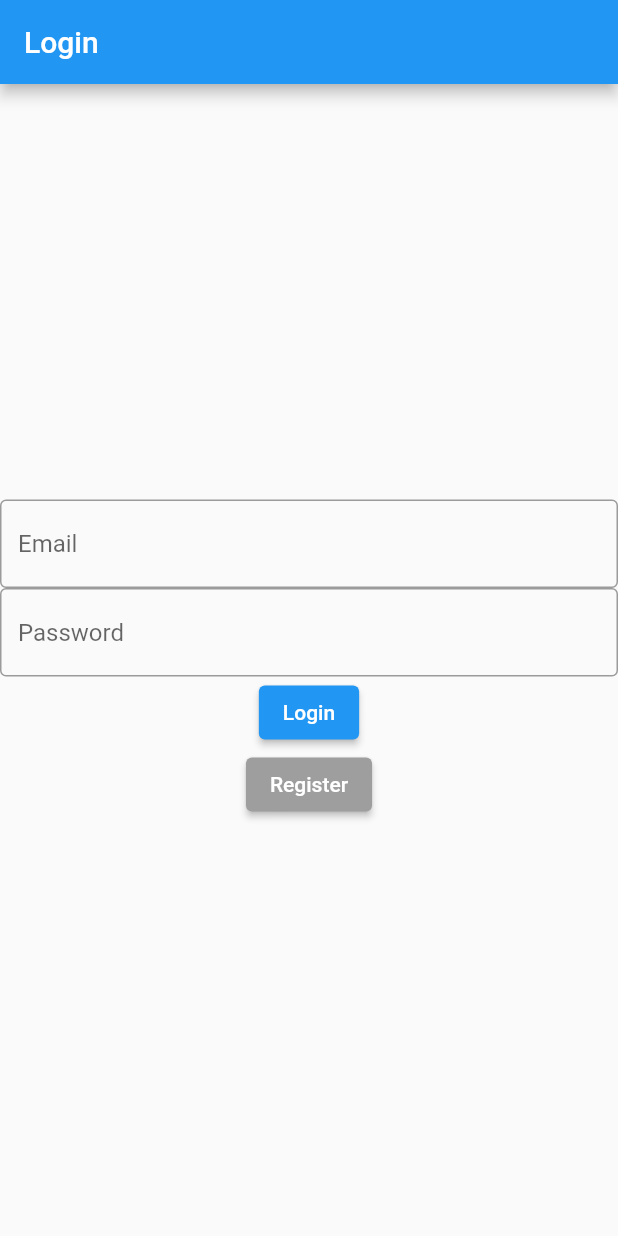
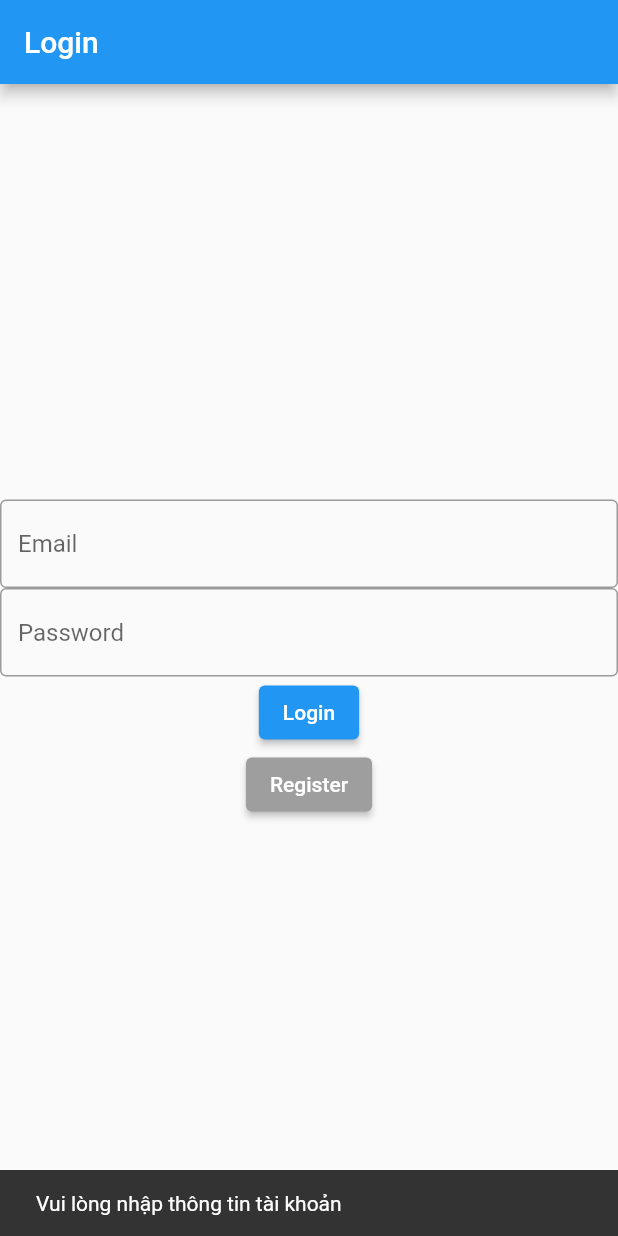
Before and after one commit to vongocanhthi/firebase_tutorial, a Flutter app: the screen it shows after launch, after a tap on "Login", on a phone screen of 412 x 824 dp. Run offline on Flutter 3.47's test engine with Material 2 defaults, Android fonts, the phone set to English and light mode, and no system bars; our stand-ins replace firebase_auth, firebase_core; accounts and stored records are empty.

Commit message:
check login

```diff
--- a/lib/login_page.dart
+++ b/lib/login_page.dart
@@ -1,8 +1,11 @@
 import 'package:firebase_auth/firebase_auth.dart';
 import 'package:firebase_tutorial/home_page.dart';
 import 'package:firebase_tutorial/register_page.dart';
+import 'package:firebase_tutorial/util.dart';
 import 'package:flutter/cupertino.dart';
 import 'package:flutter/material.dart';
+
+import 'firebase_service.dart';
 
 class LoginPage extends StatefulWidget {
   @override
@@ -11,7 +14,10 @@ class LoginPage extends StatefulWidget {
 
 class _LoginPageState extends State<LoginPage> {
   FirebaseAuth _auth = FirebaseAuth.instance;
-  GlobalKey<FormState> _globalKey = GlobalKey<FormState>();
+
+  // GlobalKey<FormState> _globalKey = GlobalKey<FormState>();
+  String _email = "";
+  String _password = "";
 
   @override
   void initState() {
@@ -31,14 +37,19 @@ class _LoginPageState extends State<LoginPage> {
           mainAxisAlignment: MainAxisAlignment.center,
           children: [
             TextField(
-              onChanged: (value) {},
+              onChanged: (value) {
+                _email = value;
+              },
               decoration: InputDecoration(
                 border: OutlineInputBorder(),
                 hintText: "Email",
               ),
+              keyboardType: TextInputType.emailAddress,
             ),
             TextField(
-              onChanged: (value) {},
+              onChanged: (value) {
+                _password = value;
+              },
               decoration: InputDecoration(
                 border: OutlineInputBorder(),
                 hintText: "Password",
@@ -46,7 +57,27 @@ class _LoginPageState extends State<LoginPage> {
               obscureText: true,
             ),
             ElevatedButton(
-              onPressed: () {},
+              onPressed: () async {
+                if (_email.isEmpty || _password.isEmpty) {
+                  Toast(context, "Vui lòng nhập thông tin tài khoản");
+                } else {
+                  String result = await FirebaseService()
+                      .signInWithEmailAndPassword(_email, _password);
+                  if (result == "wrong-password") {
+                    Toast(context, "Mật khẩu không chính xác");
+                  } else if (result == "user-not-found") {
+                    Toast(context, "Tài khoản không tồn tại");
+                  } else if (result == "success") {
+                    Toast(context, "Login success");
+                    Navigator.push(
+                      context,
+                      MaterialPageRoute(
+                        builder: (context) => HomePage(),
+                      ),
+                    );
+                  }
+                }
+              },
               style: ButtonStyle(
                 backgroundColor: MaterialStateProperty.all(Colors.blue),
               ),
@@ -74,7 +105,7 @@ class _LoginPageState extends State<LoginPage> {
 
   void _checkLogin() async {
     _auth.authStateChanges().listen((user) {
-      if(user != null){
+      if (user != null) {
         Navigator.push(
           context,
           MaterialPageRoute(
--- a/lib/main.dart
+++ b/lib/main.dart
@@ -1,7 +1,10 @@
 import 'package:firebase_tutorial/login_page.dart';
 import 'package:flutter/material.dart';
+import 'package:firebase_core/firebase_core.dart';
 
-void main() {
+Future<void> main() async {
+  WidgetsFlutterBinding.ensureInitialized();
+  await Firebase.initializeApp();
   runApp(MyApp());
 }
 
@@ -9,10 +12,8 @@ class MyApp extends StatelessWidget {
   @override
   Widget build(BuildContext context) {
     return MaterialApp(
+      debugShowCheckedModeBanner: false,
       title: 'Firebase',
-      // theme: ThemeData(
-      //   primarySwatch: Colors.blue,
-      // ),
       home: LoginPage(),
     );
   }
--- /dev/null
+++ b/lib/util.dart
@@ -0,0 +1,12 @@
+import 'package:flutter/cupertino.dart';
+import 'package:flutter/material.dart';
+
+void Toast(BuildContext context, message) {
+  ScaffoldMessenger.of(context).hideCurrentSnackBar();
+  ScaffoldMessenger.of(context).showSnackBar(SnackBar(
+    content: Text(message),
+  ));
+}
+
+const divider_white = Divider(color: Colors.white);
+const divider_black = Divider(color: Colors.black);
--- a/pubspec.yaml
+++ b/pubspec.yaml
@@ -36,6 +36,7 @@ dependencies:
   cupertino_icons: ^1.0.2
   firebase_auth: ^3.0.1
   flutter_signin_button: ^2.0.0
+  firebase_core: ^1.4.0
 
 dev_dependencies:
   flutter_test:
```
Also changed, not shown: lib/firebase_service.dart (+20 -2 lines), lib/register_page.dart (+20 -3 lines), pubspec.lock.
